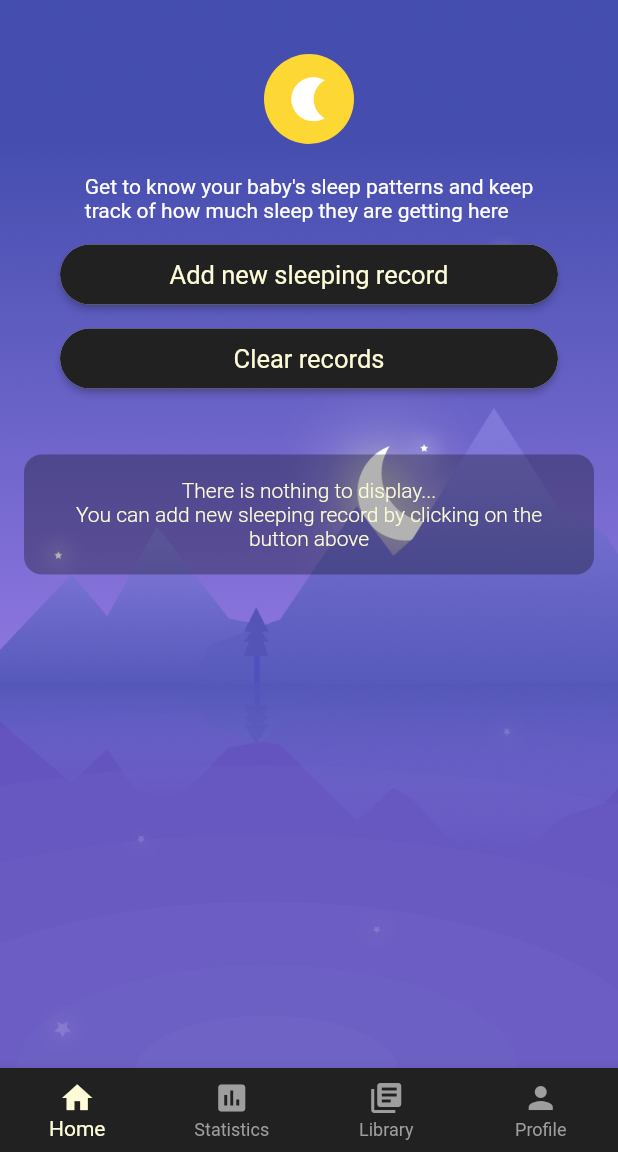
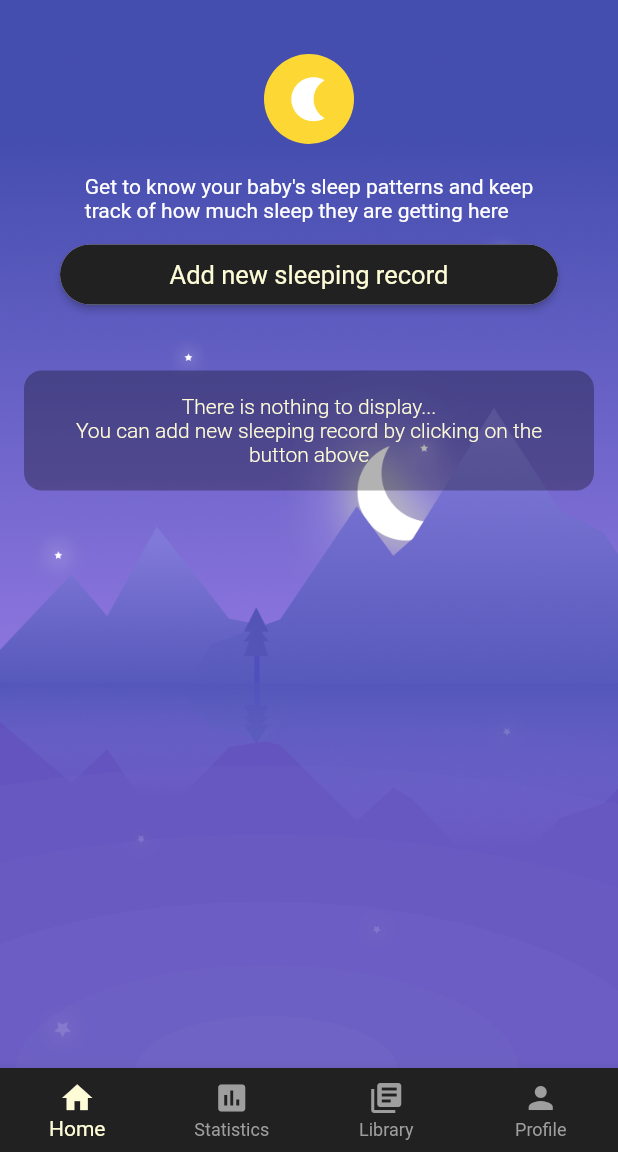
Before and after one commit to nonstappstudio/babymoon, a Flutter app: the HomePage screen opened directly, on a phone screen of 412 x 824 dp, the part 84-1236 px from its top. Run offline on Flutter 3.47's test engine with Material 2 defaults, Android fonts, the phone set to English and light mode, and no system bars; our stand-ins replace flutter_form_builder, flutter_local_notifications, flutter_xlider, numberpicker, permission_handler, sembast; missing offline and left inert: age, notification_permissions; accounts and stored records are empty.

Commit message:
Clear records button styles

```diff
--- a/lib/ui/pages/home/home_tab.dart
+++ b/lib/ui/pages/home/home_tab.dart
@@ -13,6 +13,8 @@ import 'package:babymoon/utils/space.dart';
 import 'package:babymoon/ui/widgets/gradient_button.dart';
 import 'package:babymoon/ui/widgets/records_in_date.dart';
 import 'package:flutter/material.dart';
+
+import '../../app_style.dart';
 
 class HomeTab extends StatefulWidget {
 
@@ -85,13 +87,33 @@ class _HomeTabState extends State<HomeTab> {
             text: 'Add new sleeping record',
             function: _handleAddRecord,
           ),
-          Space(16),
-          GradientButton(
-            text: 'Clear records',
-            function: _clearRecords,
-          ),
           Space(20),
-          _records.isNotEmpty ? _recordsList() :_emptyListDialog()
+          _records.isNotEmpty ? _recordsList() :_emptyListDialog(),
+          if (_records.length > 2) Padding(
+            padding: const EdgeInsets.only(top: 16.0),
+            child: Container(
+              height: 40.0,
+              width: MediaQuery.of(context).size.width - 80,
+              child: RaisedButton(
+                onPressed: () => _clearRecords(),
+                shape: RoundedRectangleBorder(
+                  borderRadius: BorderRadius.circular(80.0)
+                ),
+                color: AppStyle.backgroundColor.withOpacity(0.2),
+                padding: EdgeInsets.all(0.0),
+                child: Container(
+                  alignment: Alignment.center,
+                  child: Text(
+                    'Clear all records',
+                    textAlign: TextAlign.center,
+                    style: TextStyles.buttonTextStyle.copyWith(
+                      color: Colors.red[400].withOpacity(0.8)
+                    )
+                  ),
+                ),
+              ),
+            )
+          )
         ],
       ),
     )
@@ -173,6 +195,7 @@ class _HomeTabState extends State<HomeTab> {
         if (snapshot.hasData) {
           _records = snapshot.data[0];
           _days = snapshot.data[1];
+
           return _content;
         } else if (snapshot.hasError) {
           return Center(child: Text('${snapshot.error}'));
--- a/lib/ui/pages/home/statistics_tab.dart
+++ b/lib/ui/pages/home/statistics_tab.dart
@@ -10,7 +10,6 @@ import 'package:babymoon/ui/widgets/baby_card.dart';
 import 'package:babymoon/ui/widgets/card_layout.dart';
 import 'package:babymoon/ui/widgets/circle_border_view.dart';
 import 'package:babymoon/ui/widgets/error_body.dart';
-import 'package:babymoon/utils/assets.dart';
 import 'package:babymoon/utils/records_statistics.dart';
 import 'package:babymoon/utils/space.dart';
 import 'package:flutter/material.dart';
--- a/pubspec.yaml
+++ b/pubspec.yaml
@@ -21,7 +21,6 @@ dependencies:
   age: ^0.0.1
   flutter_xlider: ^3.4.0
   flutter_local_notifications: ^1.4.4+4
-  rxdart: ^0.23.1
   notification_permissions: ^0.4.7
 
 dev_dependencies:
```
Also changed, not shown: lib/ui/widgets/records_in_date.dart (+0 -32 lines), pubspec.lock.
